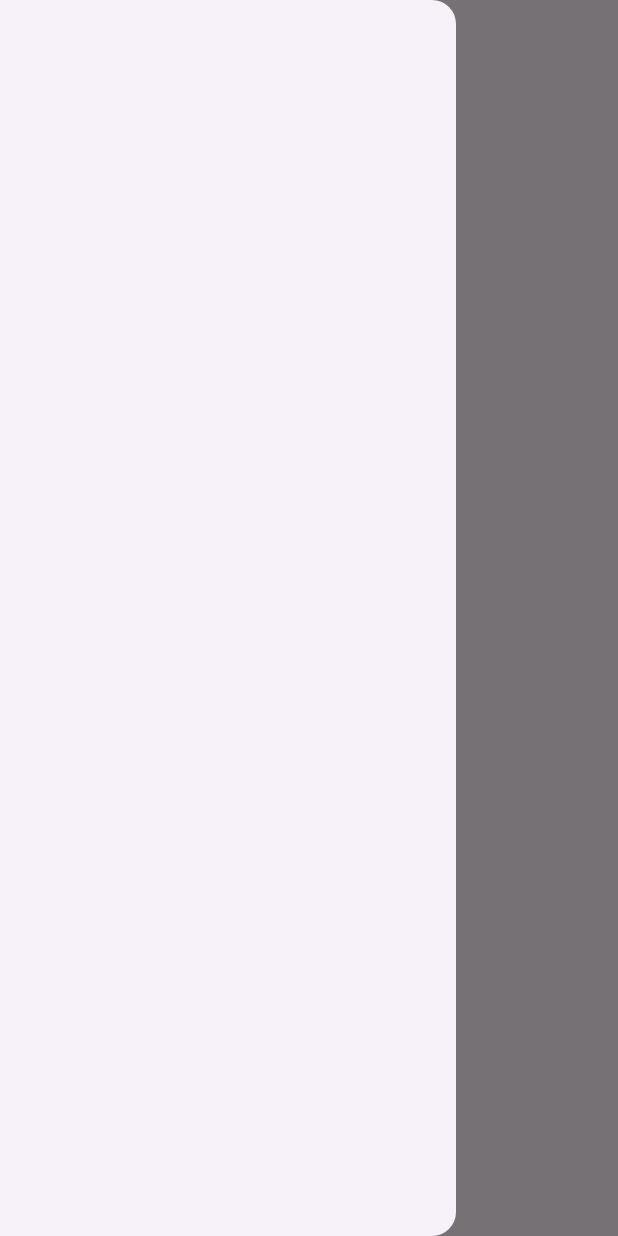
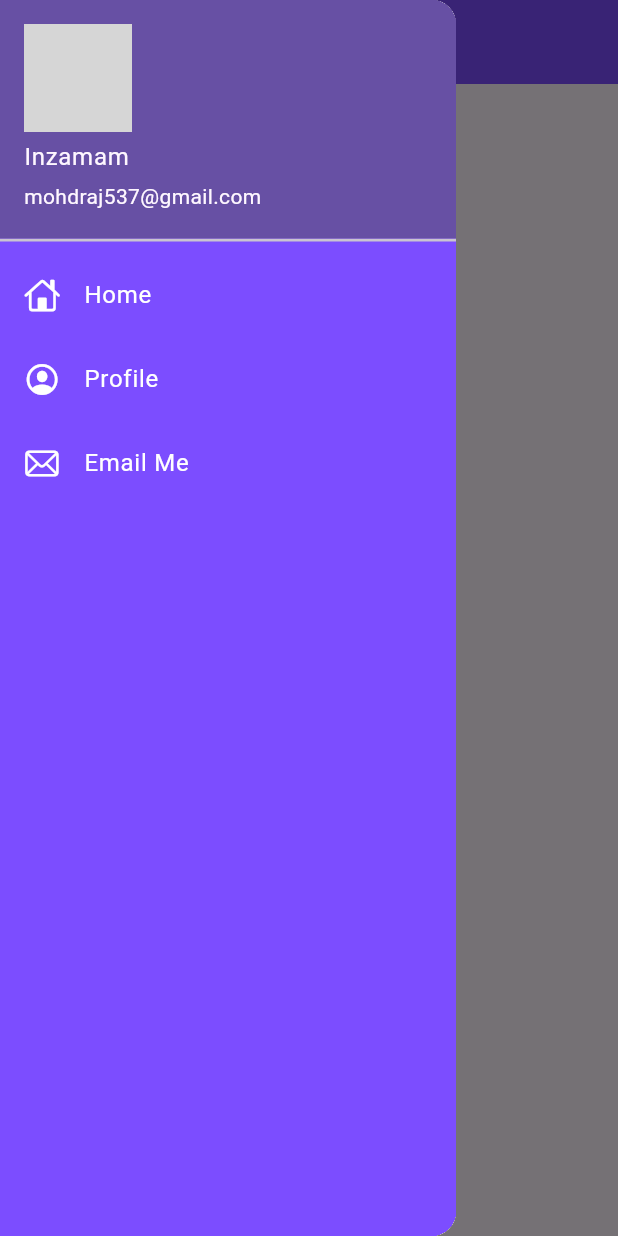
Before and after one commit to inzamam9494/practice_flutter, a Flutter app: the HomePage screen opened by its route, with the side drawer open, on a phone screen of 412 x 824 dp. Run offline on Flutter 3.47's test engine with Material 3 defaults, Android fonts, the phone set to English and light mode, and no system bars; network calls fail; grey boxes are pictures that could not be loaded.

Commit message:
Drawer and Theme designed

```diff
--- a/lib/main.dart
+++ b/lib/main.dart
@@ -2,6 +2,7 @@ import 'package:flutter/material.dart';
 import 'package:practice_flutter/pages/home_page.dart';
 import 'package:practice_flutter/pages/login_page.dart';
 import 'package:practice_flutter/utils/routes.dart';
+import 'package:practice_flutter/widgets/theme.dart';
 
 void main() {
   runApp(const MyApp());
@@ -14,12 +15,12 @@ class MyApp extends StatelessWidget {
     int days = 30;
     String yup = "Yes You Can!";
     return MaterialApp(
+      theme: MyTheme.lightTheme(context),
       initialRoute: "login",
       routes: {
-        "/": (context) => const LoginPage(),
+        "/": (context) => const HomePage(),
         MyRoutes.homeRoutes: (context) => const HomePage(),
         MyRoutes.loginRoutes: (context) => const LoginPage()
       },
     );
   }
-}
--- a/lib/pages/home_page.dart
+++ b/lib/pages/home_page.dart
@@ -1,4 +1,5 @@
 import 'package:flutter/material.dart';
+import 'package:practice_flutter/widgets/drawer.dart';
 
 class HomePage extends StatelessWidget {
   const HomePage({super.key});
@@ -11,7 +12,7 @@ class HomePage extends StatelessWidget {
       ),
       body: const Center(child: Text("You Learn Flutter on 30 Days"),
       ),
-      drawer: const Drawer(),
+      drawer: const MyDrawer(),
     );
   }
 }
--- /dev/null
+++ b/lib/widgets/drawer.dart
@@ -0,0 +1,63 @@
+import 'package:flutter/cupertino.dart';
+import 'package:flutter/material.dart';
+
+class MyDrawer extends StatelessWidget {
+  const MyDrawer({super.key});
+
+  @override
+  Widget build(BuildContext context) {
+    const imageUrl =
+        "https://upload.wikimedia.org/wikipedia/commons/thumb/d/dd/Ancestors.jpg/375px-Ancestors.jpg";
+
+    return Drawer(
+      child: Container(
+        color: Colors.deepPurpleAccent,
+        child: ListView(
+          padding: EdgeInsets.zero,
+          children: const [
+            DrawerHeader(
+                padding: EdgeInsets.zero,
+                child: UserAccountsDrawerHeader(
+                    margin: EdgeInsets.zero,
+                    currentAccountPicture: CircleAvatar(
+                      backgroundImage: NetworkImage(imageUrl),
+                    ),
+                    accountName: Text("Inzamam"),
+                    accountEmail: Text("mohdraj537@gmail.com"))
+            ),
+            ListTile(
+              leading: Icon(
+                CupertinoIcons.home,
+                color: Colors.white,
+              ),
+              title: Text("Home",
+              style: TextStyle(
+                color: Colors.white
+              ),),
+            ),
+            ListTile(
+              leading: Icon(
+                CupertinoIcons.profile_circled,
+                color: Colors.white,
+              ),
+              title: Text("Profile",
+                style: TextStyle(
+                    color: Colors.white
+                ),),
+            ),
+            ListTile(
+              leading: Icon(
+                CupertinoIcons.mail,
+                color: Colors.white,
+              ),
+              title: Text("Email Me",
+                style: TextStyle(
+                    color: Colors.white
+                ),),
+            )
+          ],
+        ),
+      ),
+    );
+  }
+}
--- /dev/null
+++ b/lib/widgets/theme.dart
@@ -0,0 +1,14 @@
+import 'package:flutter/material.dart';
+
+class MyTheme{
+  static ThemeData lightTheme(BuildContext context) =>
+    ThemeData(
+        appBarTheme: const AppBarTheme(
+            color: Colors.deepPurpleAccent,
+            elevation: 0.0,
+            iconTheme: IconThemeData(color: Colors.white),
+            titleTextStyle: TextStyle(color: Colors.white,
+                fontSize: 20)
+        )
+    );
+  }
```
Also changed, not shown: lib/pages/login_page.dart (+51 -15 lines).
